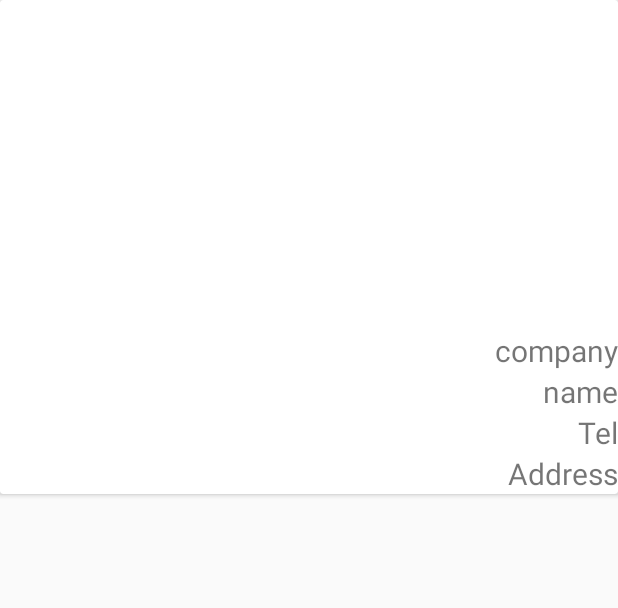
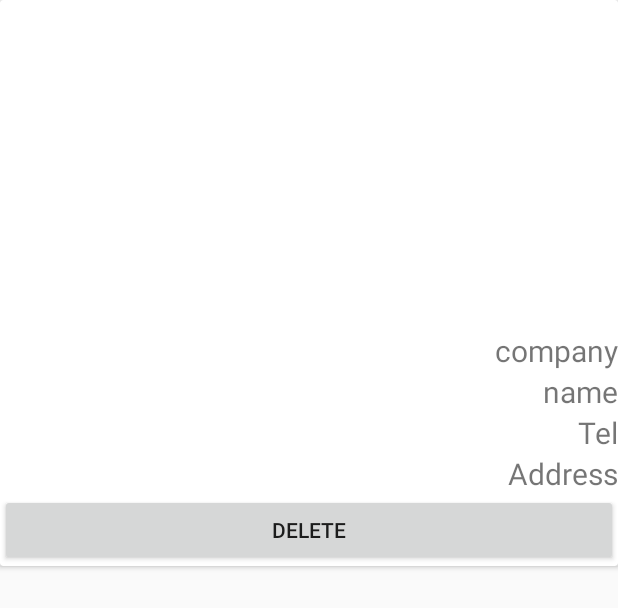
Before and after one commit to chiksumwong/CardWhere, an Android app: the layout list_card_item.xml on its own in the app's theme, with its tools: preview values and no code run, on a phone screen of 412 x 824 dp. Shown: the top 608 px of the screen. Run offline under Robolectric (Android 15) with nearby library versions, the light colour scheme and no system bars; network calls fail.

Commit message:
Delete Card

```diff
--- a/app/src/main/java/com/cs/cardwhere/CardListFragment.java
+++ b/app/src/main/java/com/cs/cardwhere/CardListFragment.java
@@ -65,7 +65,11 @@ public class CardListFragment extends Fragment {
             public void OnItemClick(View view, Card data) {
                 Toast.makeText(getActivity(),"This is " + data.getCompany(),Toast.LENGTH_SHORT).show();
             }
+
+
         });
+
+
     }
 
 }
--- a/app/src/main/res/layout/list_card_item.xml
+++ b/app/src/main/res/layout/list_card_item.xml
@@ -55,6 +55,12 @@
                 android:id="@+id/textAddress"
                 android:text="Address"/>
 
+            <Button
+                android:id="@+id/btn_delete"
+                android:layout_width="match_parent"
+                android:layout_height="wrap_content"
+                android:text="@string/delete" />
+
 
         </LinearLayout>
 
--- a/app/src/main/res/values/strings.xml
+++ b/app/src/main/res/values/strings.xml
@@ -19,5 +19,7 @@
     <string name="scan_gallery">Gallery</string>
     <string name="scan_message">Get Card From?</string>
 
+    <string name="delete">Delete</string>
+
 
 </resources>
```
Also changed, not shown: app/src/main/java/com/cs/cardwhere/CardAdapter.java (+13 -1 lines), app/src/main/java/com/cs/cardwhere/Controller/CardController.java (+21 -1 lines), 1 other file.
